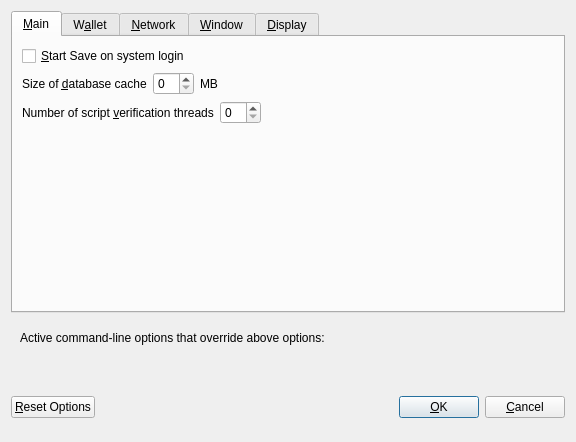
Qt form src/qt/forms/optionsdialog.ui (ZyX7/schain) before a commit.
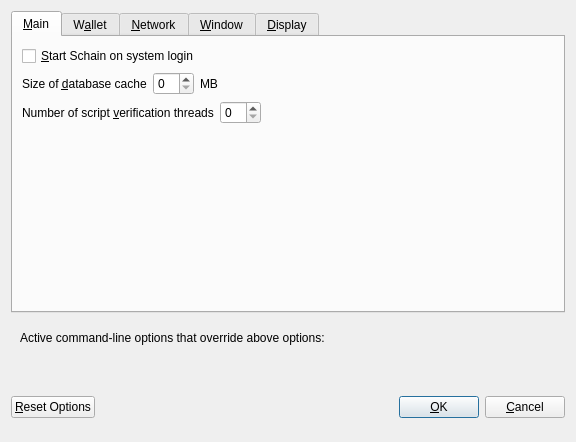
The same form after that commit. Custom widgets are drawn as their Qt base class.

Patch:
```diff
--- a/src/qt/forms/optionsdialog.ui
+++ b/src/qt/forms/optionsdialog.ui
@@ -33,7 +33,7 @@
           <string>Automatically start Save after logging in to the system.</string>
          </property>
          <property name="text">
-          <string>&amp;Start Save on system login</string>
+          <string>&amp;Start Schain on system login</string>
          </property>
         </widget>
        </item>
```
Left out of the diff: 8 changed lines with no effect on the pictures.
